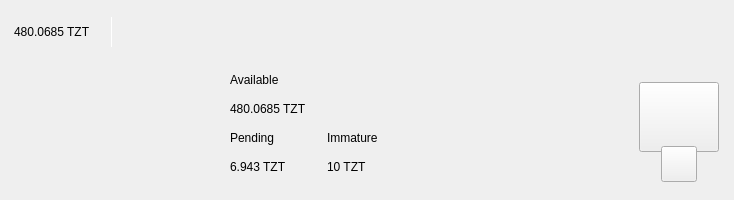
The window that src/qt/tanzanite/forms/topbar.ui (altecoin-altc/altecoin) describes before a commit, drawn with Qt 5.
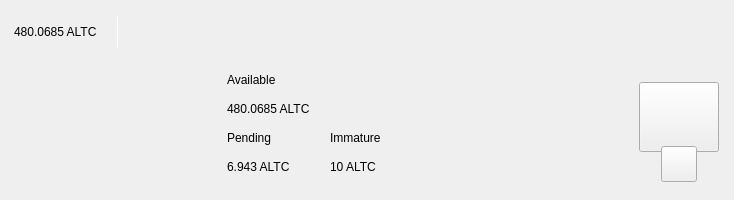
The same window after the commit. Custom widgets are drawn as their Qt base class.

```diff
--- a/src/qt/tanzanite/forms/topbar.ui
+++ b/src/qt/tanzanite/forms/topbar.ui
@@ -119,7 +119,7 @@
                <string notr="true">padding:0px;margin:0px;</string>
               </property>
               <property name="text">
-               <string>480.0685 TZT</string>
+               <string>480.0685 ALTC</string>
               </property>
              </widget>
             </item>
@@ -398,7 +398,7 @@
                <item>
                 <widget class="QLabel" name="labelAmountPiv">
                  <property name="text">
-                  <string>480.0685 TZT</string>
+                  <string>480.0685 ALTC</string>
                  </property>
                 </widget>
                </item>
@@ -421,7 +421,7 @@
                  <item>
                   <widget class="QLabel" name="labelPendingPiv">
                    <property name="text">
-                    <string>6.943 TZT</string>
+                    <string>6.943 ALTC</string>
                    </property>
                   </widget>
                  </item>
@@ -455,7 +455,7 @@
                  <item>
                   <widget class="QLabel" name="labelImmaturePiv">
                    <property name="text">
-                    <string>10 TZT</string>
+                    <string>10 ALTC</string>
                    </property>
                   </widget>
                  </item>
```
Left out of the diff: 4 changed lines with no effect on the pictures.
